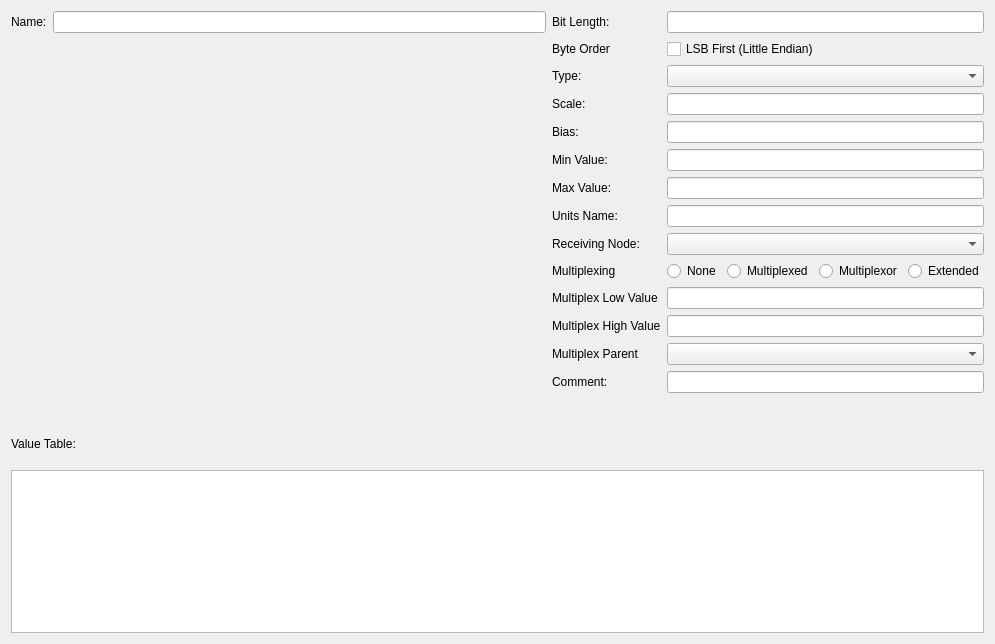
First picture: the form in ui/dbcsignaleditor.ui, repository collin80/SavvyCAN, before the edit.
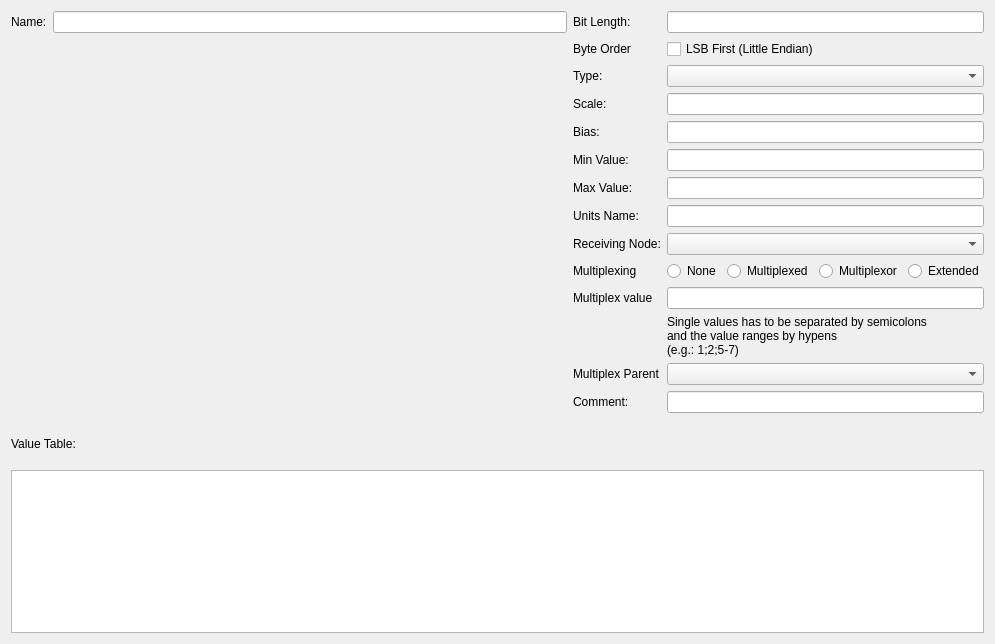
Second picture: the form after the edit. Custom widgets are drawn as their Qt base class.

Commit message: [DBC]Add support for multiple signal multiplexor values

Patch:
```diff
--- a/ui/dbcsignaleditor.ui
+++ b/ui/dbcsignaleditor.ui
@@ -188,7 +188,7 @@
        <item row="10" column="0">
         <widget class="QLabel" name="label_15">
          <property name="text">
-          <string>Multiplex Low Value</string>
+          <string>Multiplex value</string>
          </property>
         </widget>
        </item>
@@ -216,12 +216,11 @@
         </widget>
        </item>
        <item row="11" column="1">
-        <widget class="QLineEdit" name="txtMultiplexHigh"/>
-       </item>
-       <item row="11" column="0">
-        <widget class="QLabel" name="label_17">
+        <widget class="QLabel" name="label_3">
          <property name="text">
-          <string>Multiplex High Value</string>
+          <string>Single values has to be separated by semicolons
+and the value ranges by hypens
+(e.g.: 1;2;5-7)</string>
          </property>
         </widget>
        </item>
```
Left out of the diff: 25 changed lines with no effect on the pictures. The commit also changes 6 other files.
